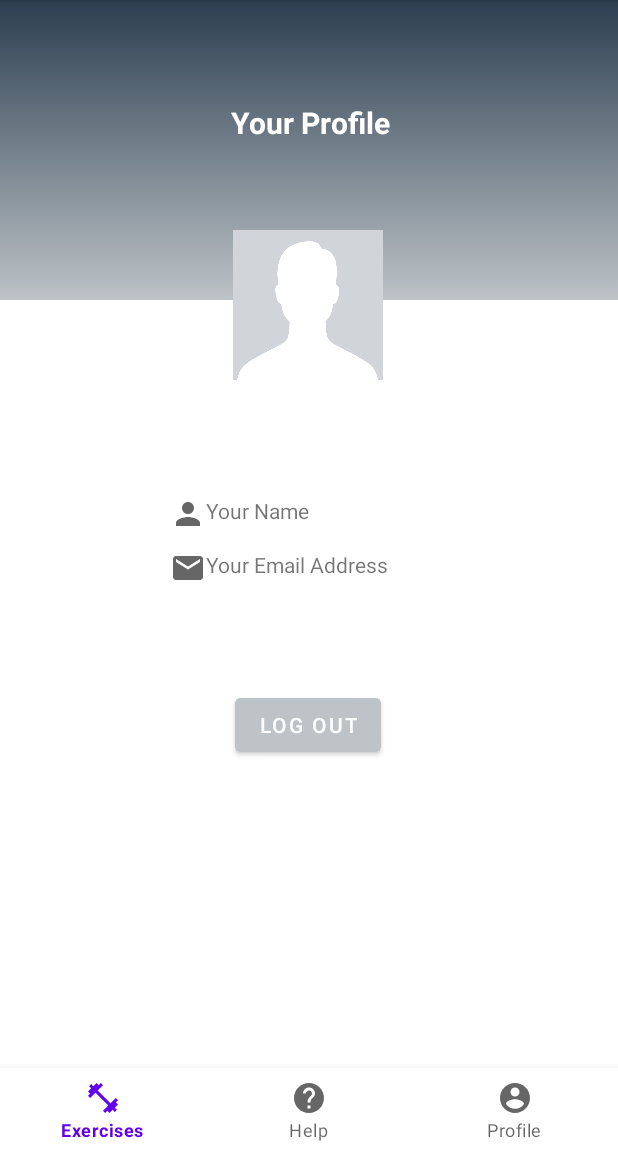
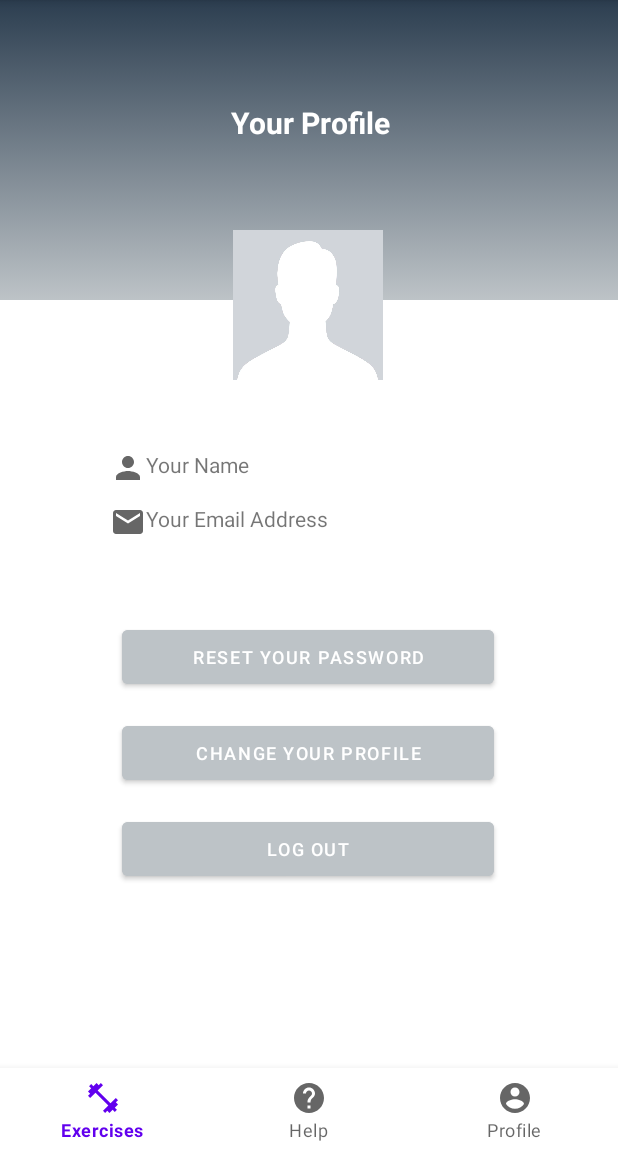
Before and after one commit to navneetsingh6122/MobileAppFinalProject, an Android app: the fragment ProfileFragment placed in its activity, on a phone screen of 412 x 824 dp, the part 84-1236 px from its top. Run offline under Robolectric (Android 15) with nearby library versions, the phone set to English and light mode, and no system bars; our stand-ins replace Firebase (no records; nobody signed in at launch, a user with empty details on screens opened directly).

Commit message:
Add xml button change profile reset password

```diff
--- a/app/src/main/res/layout/fragment_profile.xml
+++ b/app/src/main/res/layout/fragment_profile.xml
@@ -40,8 +40,8 @@
 
     <androidx.constraintlayout.widget.ConstraintLayout
         android:id="@+id/constraintLayout2"
-        android:layout_width="200dp"
-        android:layout_height="289dp"
+        android:layout_width="280dp"
+        android:layout_height="350dp"
         android:layout_marginTop="150dp"
         app:layout_constraintBottom_toBottomOf="parent"
         app:layout_constraintEnd_toEndOf="parent"
@@ -93,18 +93,50 @@
 
         <Button
             android:id="@+id/logout_button"
-            android:layout_width="wrap_content"
+            android:layout_width="match_parent"
             android:layout_height="wrap_content"
             android:layout_marginStart="16dp"
-            android:layout_marginTop="16dp"
             android:layout_marginEnd="16dp"
             android:layout_marginBottom="16dp"
             android:backgroundTint="@color/grey"
             android:text="@string/log_out"
+            android:textSize="12sp"
             app:layout_constraintBottom_toBottomOf="parent"
             app:layout_constraintEnd_toEndOf="parent"
+            app:layout_constraintHorizontal_bias="0.0"
+            app:layout_constraintStart_toStartOf="parent" />
+
+        <Button
+            android:id="@+id/reset_button"
+            android:layout_width="match_parent"
+            android:layout_height="wrap_content"
+            android:layout_marginStart="16dp"
+            android:layout_marginTop="54dp"
+            android:layout_marginEnd="16dp"
+            android:layout_marginBottom="16dp"
+            android:backgroundTint="@color/grey"
+            android:text="@string/reset_your_password"
+            android:textSize="12sp"
+            app:layout_constraintBottom_toTopOf="@+id/profile_button"
+            app:layout_constraintEnd_toEndOf="parent"
+            app:layout_constraintHorizontal_bias="0.0"
             app:layout_constraintStart_toStartOf="parent"
             app:layout_constraintTop_toBottomOf="@+id/linearLayout1" />
+
+        <Button
+            android:id="@+id/profile_button"
+            android:layout_width="match_parent"
+            android:layout_height="wrap_content"
+            android:layout_marginStart="16dp"
+            android:layout_marginEnd="16dp"
+            android:layout_marginBottom="16dp"
+            android:backgroundTint="@color/grey"
+            android:text="@string/change_your_profile"
+            android:textSize="12sp"
+            app:layout_constraintBottom_toTopOf="@+id/logout_button"
+            app:layout_constraintEnd_toEndOf="parent"
+            app:layout_constraintHorizontal_bias="0.0"
+            app:layout_constraintStart_toStartOf="parent" />
     </androidx.constraintlayout.widget.ConstraintLayout>
 
     <ImageView
--- a/app/src/main/res/values/strings.xml
+++ b/app/src/main/res/values/strings.xml
@@ -11,4 +11,6 @@
     <string name="userpicture">UserPicture</string>
     <string name="emailpicture">emailpicture</string>
     <string name="usericon">usericon</string>
+    <string name="change_your_profile">Change Your Profile</string>
+    <string name="reset_your_password">Reset Your Password</string>
 </resources>
```
